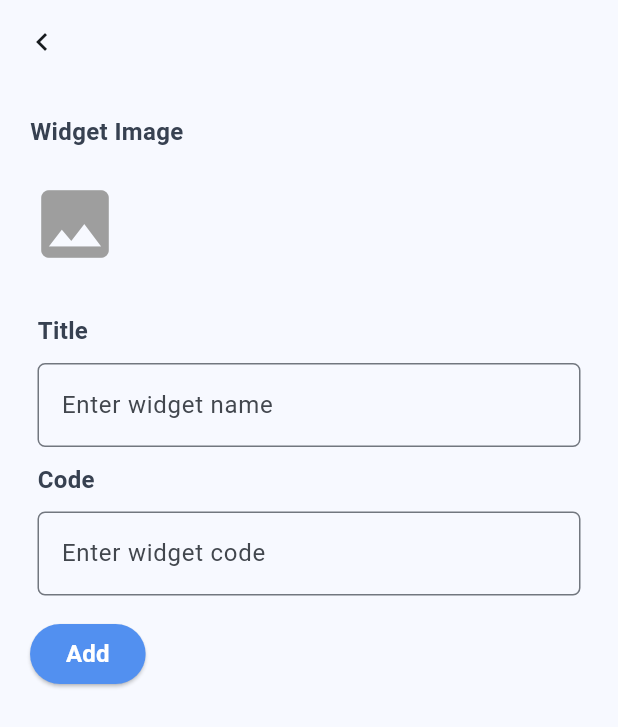
After one commit to ammardev99/Widgets, a Flutter app: the AddWidgetPage screen opened by its route, on a phone screen of 412 x 824 dp. The commit adds this screen. Shown: the top 727 px of the screen. Run offline on Flutter 3.47's test engine with Material 3 defaults, Android fonts, the phone set to English and light mode, and no system bars; our stand-ins replace animated_notch_bottom_bar, animated_splash_screen, flutter_svg, get, image_picker.

Commit message:
add widget form

```diff
--- a/lib/main.dart
+++ b/lib/main.dart
@@ -23,7 +23,7 @@ class MyApp extends StatelessWidget {
   Widget build(BuildContext context) {
     return GetMaterialApp(
       debugShowCheckedModeBanner: false,
-      title: 'Flutter Demo',
+      title: 'Widgets App',
       theme: ThemeData(
         colorScheme: ColorScheme.fromSeed(seedColor: const Color(0xFFE9F2FF)),
         useMaterial3: true,
--- /dev/null
+++ b/lib/modules/add data/add_collection/state.dart
@@ -0,0 +1,5 @@
+class AddCollectionState {
+  AddCollectionState() {
+    ///Initialize variables
+  }
+}
--- /dev/null
+++ b/lib/modules/add data/add_data/state.dart
@@ -0,0 +1,5 @@
+class AddDataState {
+  AddDataState() {
+    ///Initialize variables
+  }
+}
--- /dev/null
+++ b/lib/modules/add data/add_technology/state.dart
@@ -0,0 +1,5 @@
+class AddTechnologyState {
+  AddTechnologyState() {
+    ///Initialize variables
+  }
+}
--- /dev/null
+++ b/lib/modules/add data/add_widget/logic.dart
@@ -0,0 +1,22 @@
+import 'dart:io';
+
+import 'package:get/get.dart';
+import 'package:image_picker/image_picker.dart';
+
+import 'state.dart';
+
+class AddWidgetLogic extends GetxController {
+  RxString wisgetImg = ''.obs;
+  File? imagePick;
+  final _picker = ImagePicker();
+  Future getImage() async {
+    final pickedFile =
+        await _picker.pickImage(source: ImageSource.gallery, imageQuality: 80);
+    if (pickedFile != null) {
+      imagePick = File(pickedFile.path);
+      wisgetImg.value = imagePick!.path;
+    }
+  }
+
+  final AddWidgetState state = AddWidgetState();
+}
--- /dev/null
+++ b/lib/modules/add data/add_widget/state.dart
@@ -0,0 +1,19 @@
+import 'package:flutter/material.dart';
+import 'package:widgets/widgets/show_snack_bar.dart';
+
+class AddWidgetState {
+  TextEditingController widgetImage = TextEditingController();
+  TextEditingController widgetTitle = TextEditingController();
+  TextEditingController widgetCode = TextEditingController();
+  addWidget() {
+    debugPrint('\nWidget Added');
+    debugPrint(widgetImage.toString());
+    debugPrint(widgetTitle.text);
+    debugPrint(widgetCode.text);
+    showSnackBar('added', widgetTitle.text);
+  }
+
+  AddWidgetState() {
+    ///Initialize variables
+  }
+}
--- /dev/null
+++ b/lib/modules/add data/add_widget/view.dart
@@ -0,0 +1,76 @@
+import 'dart:io';
+
+import 'package:flutter/material.dart';
+import 'package:get/get.dart';
+import 'package:widgets/utilities/color.dart';
+import 'package:widgets/widgets/back_icon_button.dart';
+import 'package:widgets/widgets/formating.dart';
+import 'package:widgets/widgets/input_form_field.dart';
+
+import 'logic.dart';
+
+class AddWidgetPage extends StatelessWidget {
+  AddWidgetPage({super.key});
+
+  final logic = Get.put(AddWidgetLogic());
+  final state = Get.find<AddWidgetLogic>().state;
+
+  @override
+  Widget build(BuildContext context) {
+    return Scaffold(
+        appBar: AppBar(
+          leading: backPop(),
+        ),
+        body: SingleChildScrollView(
+          padding: const EdgeInsets.all(20),
+          child: Column(
+            crossAxisAlignment: CrossAxisAlignment.start,
+            children: [
+              customHeading("Widget Image"),
+              sizeBox(10),
+              InkWell(
+                onTap: () => logic.getImage(),
+                splashColor: AppColors.light,
+                highlightColor: Colors.transparent,
+                hoverColor: Colors.transparent,
+                borderRadius: BorderRadius.circular(15),
+                child: Obx(() {
+                  return logic.wisgetImg.value == ''
+                      ? const SizedBox(
+                          height: 80,
+                          child: Icon(
+                            Icons.image,
+                            color: Colors.grey,
+                            size: 60,
+                          ),
+                        )
+                      : Image.file(
+                          File(logic.wisgetImg.value),
+                          fit: BoxFit.contain,
+                        );
+                }),
+              ),
+              sizeBox(15),
+              InputFormFieldApp(
+                  label: "Title",
+                  hint: 'Enter widget name',
+                  controller: state.widgetTitle,
+                  inputType: TextInputType.name),
+              InputFormFieldApp(
+                  label: "Code",
+                  hint: 'Enter widget code',
+                  controller: state.widgetCode,
+                  inputType: TextInputType.name),
+              sizeBox(10),
+              ElevatedButton(
+                  onPressed: () => state.addWidget(),
+                  style: const ButtonStyle(
+                    elevation: WidgetStatePropertyAll(1),
+                    backgroundColor: WidgetStatePropertyAll(AppColors.primary),
+                  ),
+                  child: customHeading('Add', AppColors.white)),
+            ],
+          ),
+        ));
+  }
+}
--- a/lib/modules/menu/view.dart
+++ b/lib/modules/menu/view.dart
@@ -24,9 +24,10 @@ class MenuPage extends StatelessWidget {
             'User',
             'data',
           ),
-          // optionCard(Icons.star_border, 'Rate App'),
+          optionCard(Icons.playlist_add_rounded, 'Add Widget', RouteName.addWidget),
           optionCard(Icons.info_outline, 'About us', RouteName.aboutus),
-          optionCard(Icons.message_outlined, 'Contact us', RouteName.aboutus),
+          optionCard(Icons.message_outlined, 'Contact us', RouteName.contactus),
+          optionCard(Icons.star_border, 'Rate App'),
           optionCard(Icons.logout, 'Log out'),
         ],
       ),
--- a/lib/routes/routes.dart
+++ b/lib/routes/routes.dart
@@ -1,5 +1,6 @@
 import 'package:get/get.dart';
 import 'package:widgets/modules/about_us/view.dart';
+import 'package:widgets/modules/add%20data/add_widget/view.dart';
 import 'package:widgets/modules/contact_us/view.dart';
 import 'package:widgets/modules/inner%20screens/collection/view.dart';
 import 'package:widgets/modules/inner%20screens/components/view.dart';
@@ -13,5 +14,6 @@ class AppRoutes {
         GetPage(name: RouteName.collection, page: () => CollectionPage()),
         GetPage(name: RouteName.components, page: () => ComponentsPage()),
         GetPage(name: RouteName.widgetsInfo, page: () => WidgetInfoPage()),
+        GetPage(name: RouteName.addWidget, page: () => AddWidgetPage()),
       ];
 }
--- a/lib/routes/routes_name.dart
+++ b/lib/routes/routes_name.dart
@@ -3,5 +3,6 @@ class RouteName {
   static const String contactus = '/contactus';
   static const String collection = '/collection';
   static const String components = '/components';
-  static const String widgetsInfo = '/widgetsInof';
+  static const String widgetsInfo = '/widgetsInfo';
+  static const String addWidget = '/addWidget';
 }
--- /dev/null
+++ b/lib/widgets/input_form_field.dart
@@ -0,0 +1,142 @@
+import 'package:flutter/material.dart';
+import 'package:widgets/widgets/formating.dart';
+
+class InputFormFieldApp extends StatelessWidget {
+  final String label;
+  final String hint;
+  final TextEditingController controller;
+  final TextInputType inputType;
+  final FormFieldValidator<String>? validator;
+
+  const InputFormFieldApp({
+    super.key,
+    required this.label,
+    required this.hint,
+    required this.controller,
+    required this.inputType,
+    this.validator,
+  });
+
+  @override
+  Widget build(BuildContext context) {
+    return Container(
+      margin: const EdgeInsets.all(5),
+      child: Column(
+        crossAxisAlignment: CrossAxisAlignment.start,
+        children: [
+          customHeading(label),
+          const SizedBox(
+            height: 10,
+          ),
+          TextFormField(
+            controller: controller,
+            keyboardType: inputType,
+            decoration: InputDecoration(
+              hintText: hint,
+              border: const OutlineInputBorder(
+                borderRadius: BorderRadius.all(Radius.circular(5)),
+              ),
+            ),
+            maxLines: null,
+            minLines: 1,
+            validator: validator,
+          ),
+        ],
+      ),
+    );
+  }
+}
+
+void main() {
+  runApp(const MyApp());
+}
+
+class MyApp extends StatelessWidget {
+  const MyApp({super.key});
+
+  @override
+  Widget build(BuildContext context) {
+    return MaterialApp(
+      home: Scaffold(
+        appBar: AppBar(title: const Text("Form Input Field Example")),
+        body: const Padding(
+          padding: EdgeInsets.all(16.0),
+          child: MyForm(),
+        ),
+      ),
+    );
+  }
+}
+
+class MyForm extends StatefulWidget {
+  const MyForm({super.key});
+
+  @override
+  State<MyForm> createState() => _MyFormState();
+}
+
+class _MyFormState extends State<MyForm> {
+  final _formKey = GlobalKey<FormState>();
+  final TextEditingController nameController = TextEditingController();
+  final TextEditingController emailController = TextEditingController();
+  final TextEditingController phoneController = TextEditingController();
+
+  @override
+  Widget build(BuildContext context) {
+    return Form(
+      key: _formKey,
+      child: Column(
+        children: [
+          InputFormFieldApp(
+            label: "Name",
+            hint: "Enter your name",
+            controller: nameController,
+            inputType: TextInputType.text,
+            validator: (value) {
+              if (value == null || value.isEmpty) {
+                return 'Please enter your name';
+              }
+              return null;
+            },
+          ),
+          InputFormFieldApp(
+            label: "Email",
+            hint: "Enter your email",
+            controller: emailController,
+            inputType: TextInputType.emailAddress,
+            validator: (value) {
+              if (value == null || value.isEmpty) {
+                return 'Please enter your email';
+              }
+              return null;
+            },
+          ),
+          InputFormFieldApp(
+            label: "Phone",
+            hint: "Enter your phone number",
+            controller: phoneController,
+            inputType: TextInputType.phone,
+            validator: (value) {
+              if (value == null || value.isEmpty) {
+                return 'Please enter your phone number';
+              }
+              return null;
+            },
+          ),
+          const SizedBox(height: 20),
+          ElevatedButton(
+            onPressed: () {
+              if (_formKey.currentState!.validate()) {
+                // Process data
+                ScaffoldMessenger.of(context).showSnackBar(
+                  const SnackBar(content: Text('Processing Data')),
+                );
+              }
+            },
+            child: const Text('Submit'),
+          ),
+        ],
+      ),
+    );
+  }
+}
```
Also changed, not shown: lib/modules/add data/add_collection/logic.dart (added, +7 -0 lines), lib/modules/add data/add_collection/view.dart (added, +16 -0 lines), lib/modules/add data/add_data/logic.dart (added, +7 -0 lines), lib/modules/add data/add_data/view.dart (added, +16 -0 lines), lib/modules/add data/add_technology/logic.dart (added, +7 -0 lines), lib/modules/add data/add_technology/view.dart (added, +16 -0 lines), lib/widgets/next_button.dart (added, +18 -0 lines), pubspec.yaml (+1 -26 lines), pubspec.lock, 5 other files.
